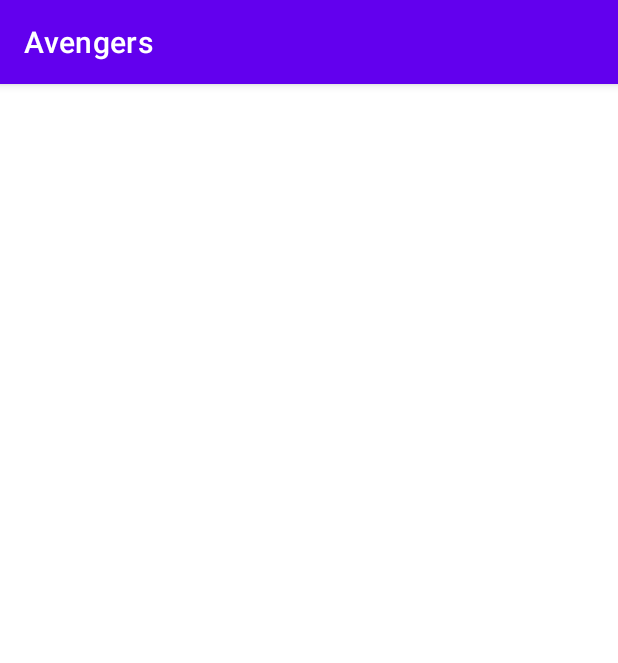
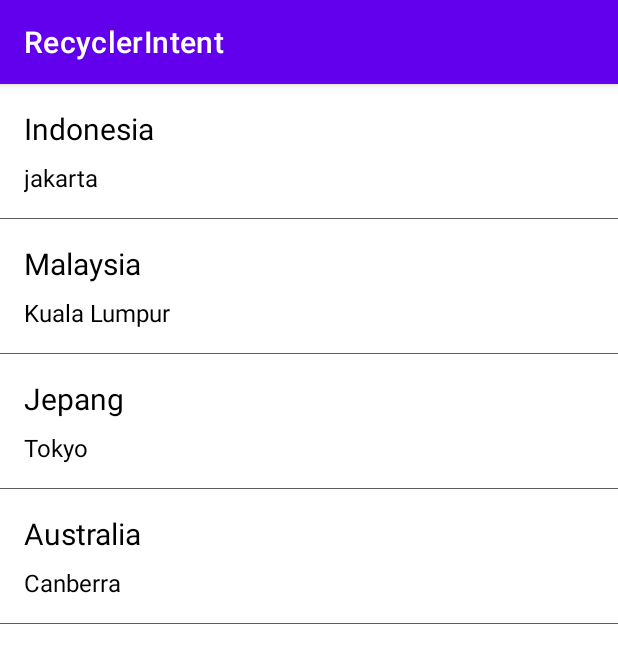
Before and after one commit to r3nyah/RecyclerIntent, an Android app: the screen it shows after launch (MainActivity), on a phone screen of 412 x 824 dp. Shown: the top 663 px of the screen. Run offline under Robolectric (Android 15) with nearby library versions, the phone set to English and light mode, and no system bars; our stand-ins replace data binding.

Commit message:
2nd commit

```diff
--- a/app/build.gradle
+++ b/app/build.gradle
@@ -30,6 +30,7 @@ android {
     kotlinOptions {
         jvmTarget = '1.8'
     }
+    dataBinding.enabled = true
 }
 
 dependencies {
@@ -41,6 +42,9 @@ dependencies {
     testImplementation 'junit:junit:4.13.2'
     androidTestImplementation 'androidx.test.ext:junit:1.1.3'
     androidTestImplementation 'androidx.test.espresso:espresso-core:3.4.0'
+
+    //RecyclerView
+    implementation "androidx.recyclerview:recyclerview:1.1.0"
 
     // Material Design
     implementation 'com.google.android.material:material:1.2.1'
--- a/app/src/main/AndroidManifest.xml
+++ b/app/src/main/AndroidManifest.xml
@@ -13,6 +13,9 @@
         android:supportsRtl="true"
         android:theme="@style/Theme.RecyclerIntent"
         tools:targetApi="31">
+        <activity
+            android:name=".item_negara"
+            android:exported="false" />
         <activity
             android:name=".MovieAdapter"
             android:exported="false" />
--- a/app/src/main/java/www/smktelkommlg/recyclerintent/ApiEndPoint.kt
+++ /dev/null
@@ -1,11 +0,0 @@
-package www.smktelkommlg.recyclerintent
-
-
-import retrofit2.Call
-import retrofit2.http.*
-
-interface ApiEndpoint {
-
-    @GET("data.php")
-    fun data(): Call<MainModel>
-}
--- a/app/src/main/java/www/smktelkommlg/recyclerintent/ApiService.kt
+++ /dev/null
@@ -1,32 +0,0 @@
-package www.smktelkommlg.recyclerintent
-
-import okhttp3.OkHttpClient
-import okhttp3.logging.HttpLoggingInterceptor
-import retrofit2.Retrofit
-import retrofit2.converter.gson.GsonConverterFactory
-
-object ApiService {
-
-    var BASE_URL:String="https://kkmboiscuy.my.id/"
-    val endpoint: ApiEndpoint
-        get() {
-            val retrofit = Retrofit.Builder()
-                .baseUrl(BASE_URL)
-                .client(client)
-                .addConverterFactory(GsonConverterFactory.create())
-                .build()
-
-            return retrofit.create(ApiEndpoint::class.java)
-
-        }
-
-    private val client: OkHttpClient
-        get() {
-            val interceptor = HttpLoggingInterceptor()
-            interceptor.level = HttpLoggingInterceptor.Level.BODY
-
-            return OkHttpClient.Builder()
-                .addInterceptor(interceptor)
-                .build()
-        }
-}
--- a/app/src/main/java/www/smktelkommlg/recyclerintent/MainActivity.kt
+++ b/app/src/main/java/www/smktelkommlg/recyclerintent/MainActivity.kt
@@ -1,83 +1,47 @@
 package www.smktelkommlg.recyclerintent
 
-import android.content.Intent
 import androidx.appcompat.app.AppCompatActivity
 import android.os.Bundle
-import android.util.Log
 import android.view.View
 import android.widget.Toast
+import androidx.databinding.DataBindingUtil
 import androidx.recyclerview.widget.LinearLayoutManager
-import www.smktelkommlg.recyclerintent.ApiService
 import kotlinx.android.synthetic.main.activity_main.*
-import retrofit2.Call
-import retrofit2.Callback
-import retrofit2.Response
+import www.smktelkommlg.recyclerintent.databinding.ActivityMainBinding
 
-class MainActivity : AppCompatActivity() {
-    private val TAG: String = "MainActivity"
+class MainActivity : AppCompatActivity(), RecyclerViewClickListener {
 
-    private lateinit var movieAdapter: MovieAdapter
+    // inisialisasi binding
+    private lateinit var binding: ActivityMainBinding
 
     override fun onCreate(savedInstanceState: Bundle?) {
         super.onCreate(savedInstanceState)
-        setContentView(R.layout.activity_main)
-        supportActionBar!!.title = "Avengers"
-        setupRecyclerView()
-        getDataFromApi()
+        binding = DataBindingUtil.setContentView(this, R.layout.activity_main)
+
+        val listNegara = listOf(
+            Negara("Indonesia", "jakarta"),
+            Negara("Malaysia", "Kuala Lumpur"),
+            Negara("Jepang", "Tokyo"),
+            Negara("Australia", "Canberra")
+        )
+
+        val negaraAdapter = NegaraAdapter(listNegara)
+        val recyclerView = binding.rvNegara
+
+        // set click listener
+        negaraAdapter.listener = this
+
+        recyclerView.apply {
+            this.adapter = negaraAdapter
+            this.layoutManager = LinearLayoutManager(this@MainActivity)
+        }
+
     }
 
-    private fun setupRecyclerView(){
-        movieAdapter = MovieAdapter(arrayListOf(), object : MovieAdapter.OnAdapterListener {
-            override fun onClick(result: MainModel) {
-                startActivity(
-                    Intent(this@MainActivity, DetailActivity::class.java)
-                        .putExtra("intent_title", result.name)
-                        .putExtra("intent_image", result.imageUrl)
-                )
-            }
-        })
-        recyclerView.apply {
-            layoutManager = LinearLayoutManager(context)
-            adapter = movieAdapter
-        }
+    override fun onItemClicked(view: View, negara: Negara) {
+        Toast.makeText(this,
+            "Negara ${negara.namaNegara} berhasil di klik",
+            Toast.LENGTH_SHORT
+        ).show()
     }
-
-    private fun getDataFromApi(){
-        showLoading(true)
-        ApiService.endpoint.data()
-            .enqueue(object : Callback<MainModel> {
-                override fun onFailure(call: Call<MainModel>, t: Throwable) {
-                    printLog( t.toString() )
-                    showLoading(false)
-                }
-                override fun onResponse(
-                    call: Call<MainModel>,
-                    response: Response<MainModel>
-                ) {
-                    showLoading(false)
-                    if (response.isSuccessful) {
-                        //showResult( response.body()!! )
-                        Toast.makeText(getApplicationContext(),
-                            "This a toast message",
-                            Toast.LENGTH_LONG);
-                    }
-                }
-            })
-    }
-
-    private fun printLog(message: String) {
-        Log.d(TAG, message)
-    }
-
-    private fun showLoading(loading: Boolean) {
-        when(loading) {
-            true -> progressBar.visibility = View.VISIBLE
-            false -> progressBar.visibility = View.GONE
-        }
-    }
-
-    //private fun showResult(results: MainModel) {
-        //for (result in results.result) printLog( "title: ${result.title}" )
-        //movieAdapter.setData( results.result )
-    //}
 }
--- /dev/null
+++ b/app/src/main/java/www/smktelkommlg/recyclerintent/Negara.kt
@@ -0,0 +1,6 @@
+package www.smktelkommlg.recyclerintent
+
+data class Negara (
+    val namaNegara: String,
+    val ibuKota: String
+)
--- /dev/null
+++ b/app/src/main/java/www/smktelkommlg/recyclerintent/NegaraAdapter.kt
@@ -0,0 +1,36 @@
+package www.smktelkommlg.recyclerintent
+
+import android.view.LayoutInflater
+import android.view.ViewGroup
+import androidx.databinding.DataBindingUtil
+import androidx.recyclerview.widget.RecyclerView
+import www.smktelkommlg.recyclerintent.databinding.ActivityItemNegaraBinding
+
+class NegaraAdapter(private val negara: List<Negara>) : RecyclerView.Adapter<NegaraAdapter.NegaraViewHolder>() {
+
+    var listener: RecyclerViewClickListener? = null
+
+    inner class NegaraViewHolder(
+        val itemNegaraBinding: ActivityItemNegaraBinding
+    ) : RecyclerView.ViewHolder(itemNegaraBinding.root)
+
+    // untuk mendapatkan jumlah data yang dimasukkan ke dalam adapter
+    override fun getItemCount() = negara.size
+
+    // untuk membuat setiap item recyclerview berdasarkan jumlah data yang dimasukkan ke dalam adapter
+    override fun onCreateViewHolder(parent: ViewGroup, viewType: Int) = NegaraViewHolder(
+        DataBindingUtil.inflate(LayoutInflater.from(parent.context),
+            R.layout.activity_item_negara, parent, false)
+    )
+
+    // untuk memasukkan atau set data ke dalam view
+    override fun onBindViewHolder(holder: NegaraViewHolder, position: Int) {
+        holder.itemNegaraBinding.tvNegara.text = negara[position].namaNegara
+        holder.itemNegaraBinding.tvIbukota.text = negara[position].ibuKota
+
+        // event onclick pada setiap item
+        holder.itemNegaraBinding.listNegara.setOnClickListener {
+            listener?.onItemClicked(it, negara[position])
+        }
+    }
+}
--- /dev/null
+++ b/app/src/main/java/www/smktelkommlg/recyclerintent/RecyclerViewClickListener.kt
@@ -0,0 +1,10 @@
+package www.smktelkommlg.recyclerintent
+
+import android.view.View
+
+interface RecyclerViewClickListener {
+
+    // method yang akan dipanggil di MainActivity
+    fun onItemClicked(view: View, negara: Negara)
+
+}
--- /dev/null
+++ b/app/src/main/res/layout/activity_item_negara.xml
@@ -0,0 +1,44 @@
+<?xml version="1.0" encoding="utf-8"?>
+<layout xmlns:android="http://schemas.android.com/apk/res/android">
+
+    <LinearLayout
+        android:id="@+id/list_negara"
+        android:orientation="vertical"
+        android:layout_width="match_parent"
+        android:layout_height="wrap_content"
+        android:foreground="?attr/selectableItemBackgroundBorderless" >
+
+        <LinearLayout
+            android:orientation="vertical"
+            android:padding="16dp"
+            android:layout_width="wrap_content"
+            android:layout_height="wrap_content">
+
+            <TextView
+                android:id="@+id/tv_negara"
+                android:layout_width="match_parent"
+                android:layout_height="wrap_content"
+                android:text="Negara"
+                android:textSize="20sp"
+                android:textColor="@android:color/black"
+                />
+
+            <TextView
+                android:id="@+id/tv_ibukota"
+                android:layout_width="match_parent"
+                android:layout_height="wrap_content"
+                android:text="Negara"
+                android:textSize="16sp"
+                android:layout_marginTop="8dp"
+                android:textColor="@android:color/black"
+                />
+        </LinearLayout>
+
+        <View
+            android:layout_width="match_parent"
+            android:layout_height="0.2dp"
+            android:background="#5E5E5E"/>
+
+    </LinearLayout>
+
+</layout>
--- a/app/src/main/res/layout/activity_main.xml
+++ b/app/src/main/res/layout/activity_main.xml
@@ -1,33 +1,18 @@
 <?xml version="1.0" encoding="utf-8"?>
-<androidx.constraintlayout.widget.ConstraintLayout xmlns:android="http://schemas.android.com/apk/res/android"
-    xmlns:app="http://schemas.android.com/apk/res-auto"
-    xmlns:tools="http://schemas.android.com/tools"
-    android:layout_width="match_parent"
-    android:layout_height="match_parent"
-    tools:context=".MainActivity"
-    >
+<layout
+    xmlns:android="http://schemas.android.com/apk/res/android"
+    xmlns:tools="http://schemas.android.com/tools">
 
-    <androidx.recyclerview.widget.RecyclerView
-        android:id="@+id/recyclerView"
-        android:layout_width="0dp"
-        android:layout_height="wrap_content"
-        app:layout_constraintTop_toTopOf="parent"
-        app:layout_constraintBottom_toBottomOf="parent"
-        app:layout_constraintStart_toStartOf="parent"
-        app:layout_constraintEnd_toEndOf="parent"
-        android:background="@android:color/darker_gray"
-        tools:listitem="@layout/adapter_movie"
-        />
+    <androidx.constraintlayout.widget.ConstraintLayout
+        android:layout_width="match_parent"
+        android:layout_height="match_parent"
+        tools:context=".MainActivity">
 
-    <ProgressBar
-        android:id="@+id/progressBar"
-        android:layout_width="wrap_content"
-        android:layout_height="wrap_content"
-        app:layout_constraintTop_toTopOf="parent"
-        app:layout_constraintBottom_toBottomOf="parent"
-        app:layout_constraintStart_toStartOf="parent"
-        app:layout_constraintEnd_toEndOf="parent"
-        />
+        <androidx.recyclerview.widget.RecyclerView
+            android:id="@+id/rv_negara"
+            android:layout_width="match_parent"
+            android:layout_height="match_parent"
+            tools:listitem="@layout/activity_item_negara"/>
 
-
-</androidx.constraintlayout.widget.ConstraintLayout>
+    </androidx.constraintlayout.widget.ConstraintLayout>
+</layout>
```
Also changed, not shown: app/src/main/java/www/smktelkommlg/recyclerintent/DetailActivity.kt (deleted, +0 -22 lines), app/src/main/java/www/smktelkommlg/recyclerintent/MainModel.kt (deleted, +0 -16 lines), app/src/main/java/www/smktelkommlg/recyclerintent/MovieAdapter.kt (deleted, +0 -44 lines), app/src/main/java/www/smktelkommlg/recyclerintent/item_negara.kt (added, +11 -0 lines), app/src/main/res/layout/activity_detail.xml (deleted, +0 -18 lines), app/src/main/res/layout/adapter_movie.xml (deleted, +0 -33 lines).
